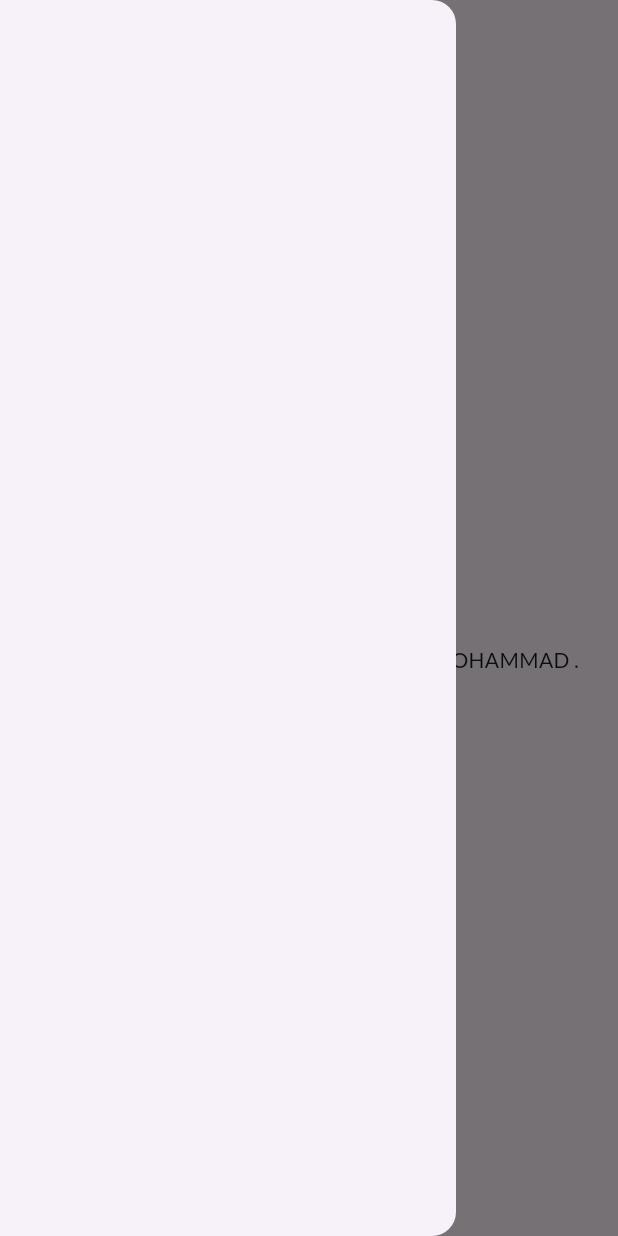
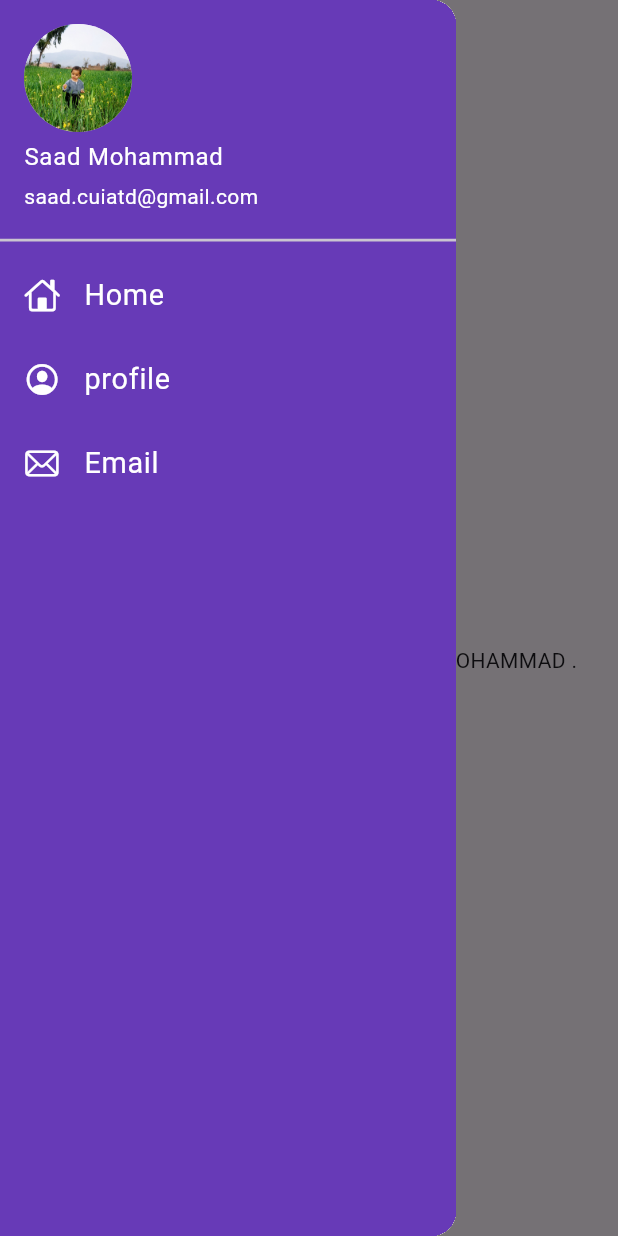
Before and after one commit to saadmohammad-dev/learn-flutter-catalog-app, a Flutter app: the HomePage screen opened by its route, with the side drawer open, on a phone screen of 412 x 824 dp. Run offline on Flutter 3.47's test engine with Material 3 defaults, Android fonts, the phone set to English and light mode, and no system bars; our stand-ins replace google_fonts.

Commit message:
Constract custom MyDrawer profile using listview

```diff
--- a/lib/main.dart
+++ b/lib/main.dart
@@ -19,9 +19,9 @@ class MyApp extends StatelessWidget {
       // home: HomePage(),
       themeMode: ThemeMode.light,
       theme: ThemeData(
-        primarySwatch: Colors.deepPurple,
-        fontFamily: GoogleFonts.lato().fontFamily,
-        primaryTextTheme: GoogleFonts.lacquerTextTheme(),
+       primarySwatch: Colors.deepPurple,
+       // fontFamily: GoogleFonts.lato().fontFamily,
+       // primaryTextTheme: GoogleFonts.lacquerTextTheme(),
       ),
       darkTheme: ThemeData(brightness: Brightness.dark),
 
--- a/lib/pages/home_page.dart
+++ b/lib/pages/home_page.dart
@@ -1,4 +1,5 @@
 import 'package:flutter/material.dart';
+import 'package:learn_with_codepur/widgets/drawer.dart';
 
 class HomePage extends StatelessWidget {
   num days = 30;
@@ -12,7 +13,7 @@ class HomePage extends StatelessWidget {
           child: Text("Welcome in $days days of flutter with $name ."),
         ),
       ),
-      drawer: Drawer(),
+      drawer: MyDrawer(),
     );
   }
 }
--- /dev/null
+++ b/lib/widgets/drawer.dart
@@ -0,0 +1,61 @@
+import 'package:flutter/cupertino.dart';
+import 'package:flutter/material.dart';
+
+class MyDrawer extends StatelessWidget {
+  Widget build(BuildContext context) {
+    final imageUrl = "https://play-lh.googleusercontent.com/4zePuvGz1KuIbeZnjyZhjuc4eiUTwOwdLvpHLh0hYe1n8jemIpEVIqnwLvH8ted6dGTUJs9K4f18S_Zl7WhCFEM";
+    return Drawer(
+      child: Container(
+        color: Colors.deepPurple,
+        child: ListView(
+          padding: EdgeInsets.zero,
+          children: [
+            DrawerHeader(
+              padding: EdgeInsets.zero,
+
+              child: UserAccountsDrawerHeader(
+  margin: EdgeInsets.zero,
+  decoration: BoxDecoration(color: Colors.deepPurple),
+  accountName: Text("Saad Mohammad", style: TextStyle(color: Colors.white)),
+  accountEmail: Text("saad.cuiatd@gmail.com", style: TextStyle(color: Colors.white)),
+  currentAccountPicture: CircleAvatar(
+    backgroundImage: AssetImage('assets/images/saad.jpg'),
+  ),
+)
+            ),
+
+                   ListTile(
+                    leading: Icon(CupertinoIcons.home,color: Colors.white,),
+                    title: Text("Home",
+                    textScaleFactor: 1.2,
+                    style: TextStyle(color: Colors.white
+                    ),
+                    ),
+                   ),
+
+                            ListTile(
+                    leading: Icon(CupertinoIcons.profile_circled,color: Colors.white,),
+                    title: Text("profile",
+                    textScaleFactor: 1.2,
+                    style: TextStyle(color: Colors.white
+                    ),
+                    ),
+                   ),
+
+                              ListTile(
+                    leading: Icon(CupertinoIcons.mail,color: Colors.white,),
+                    title: Text("Email",
+                    textScaleFactor: 1.2,
+                    style: TextStyle(color: Colors.white
+                    ),
+                    ),
+                   ),
+
+
+
+          ],
+        ),
+      ),
+    );
+  }
+}
```
Also changed, not shown: lib/pages/login_page.dart (+47 -29 lines), assets/images/saad.jpg (added).
